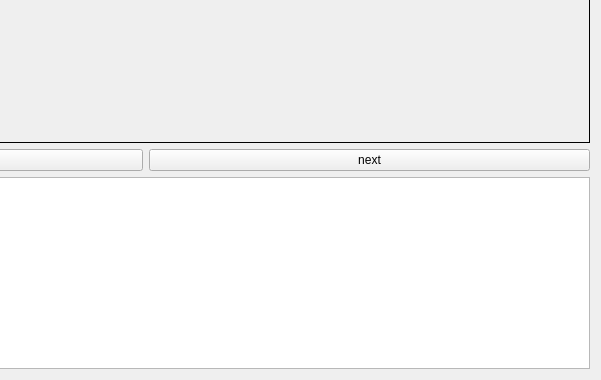
Old version of the form design.ui in the repository yujianke100/Sub-Bipartite-Graph-Creator; both pictures show x 310 to 911 and y 438 to 818 of the 911 by 818 pixel window.
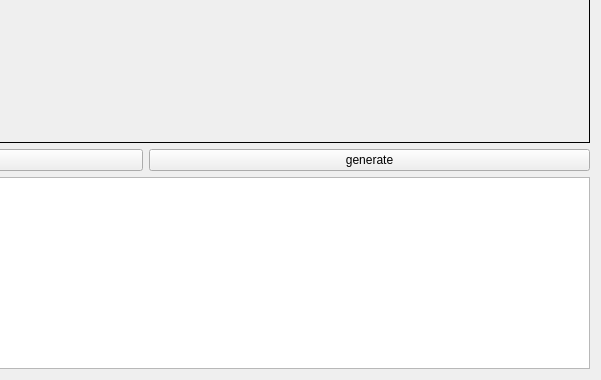
New version of the form.

Patch:
```diff
--- a/design.ui
+++ b/design.ui
@@ -240,7 +240,7 @@
        <item>
         <widget class="QPushButton" name="next">
          <property name="text">
-          <string>next</string>
+          <string>generate</string>
          </property>
         </widget>
        </item>
```
Left out of the diff: 8 changed lines with no effect on the pictures.
